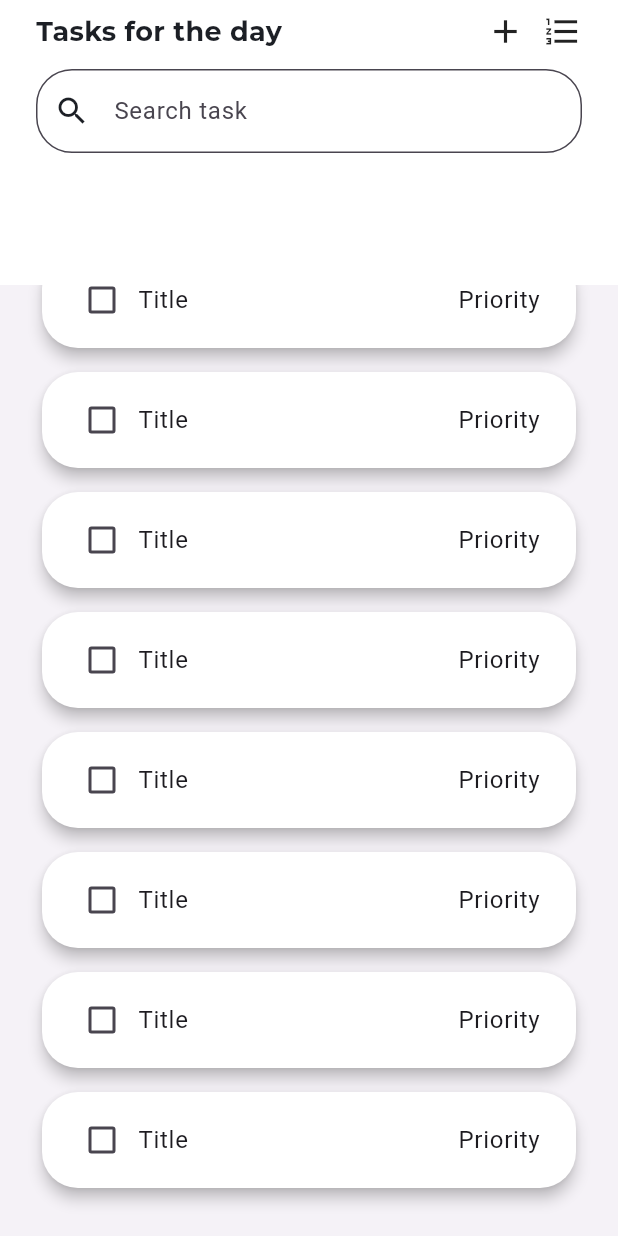
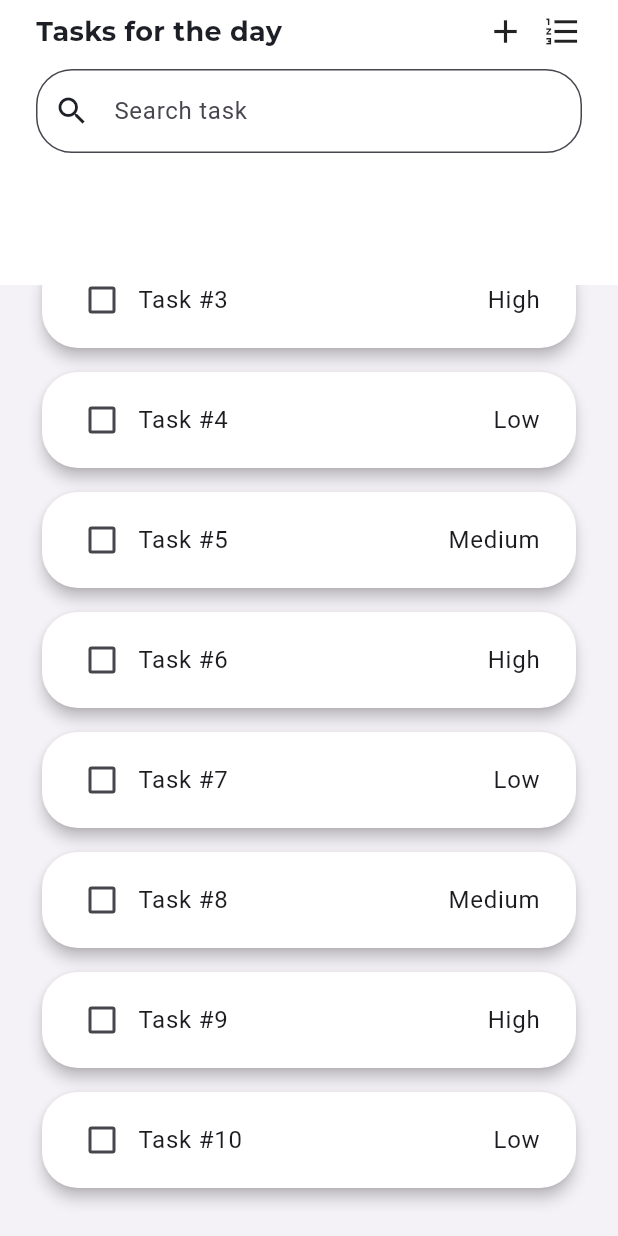
Before and after one commit to 24bartixx/whenly-planner, a Flutter app: the screen it shows after launch, scrolled down 620 dp, on a phone screen of 412 x 824 dp. Run offline on Flutter 3.47's test engine with Material 3 defaults, Android fonts, the phone set to English and light mode, and no system bars; our stand-ins replace drift, drift_flutter, freezed_annotation, go_router, riverpod_annotation, table_calendar; missing offline and left inert: theme_tailor_annotation; accounts and stored records are empty; generated files the repository leaves out were written again; project files that could hold a hidden picture were left out.

Commit message:
feat: display tasks in tiles

```diff
--- a/lib/features/todo/data/models/task_priority.dart
+++ b/lib/features/todo/data/models/task_priority.dart
@@ -1 +1,17 @@
+import 'package:flutter/material.dart';
+import 'package:whenly_planner/utils/context_extensions.dart';
+
 enum TaskPriority { low, medium, high }
+
+extension TaskPriorityX on TaskPriority {
+  String label(BuildContext context) {
+    switch (this) {
+      case TaskPriority.low:
+        return context.l10n.priority_low;
+      case TaskPriority.medium:
+        return context.l10n.priority_medium;
+      case TaskPriority.high:
+        return context.l10n.priority_high;
+    }
+  }
+}
--- a/lib/features/todo/presentation/todo_view.dart
+++ b/lib/features/todo/presentation/todo_view.dart
@@ -2,8 +2,8 @@ import 'dart:math';
 
 import 'package:flutter/material.dart';
 import 'package:whenly_planner/config/ui_config.dart';
-import 'package:whenly_planner/features/todo/presentation/widgets/sliver_home_app_bar.dart';
-import 'package:whenly_planner/features/todo/presentation/widgets/sliver_tasks_section.dart';
+import 'package:whenly_planner/features/todo/presentation/view/sliver_home_app_bar.dart';
+import 'package:whenly_planner/features/todo/presentation/view/sliver_tasks_section.dart';
 import 'package:whenly_planner/theme/app_theme.dart';
 import 'package:whenly_planner/utils/context_extensions.dart';
 
--- a/lib/features/todo/presentation/widgets/sliver_home_app_bar.dart
+++ b/lib/features/todo/presentation/view/sliver_home_app_bar.dart
@@ -1,6 +1,6 @@
 import 'package:flutter/material.dart';
 import 'package:whenly_planner/config/ui_config.dart';
-import 'package:whenly_planner/features/todo/presentation/widgets/calendar.dart';
+import 'package:whenly_planner/features/todo/presentation/view/calendar.dart';
 import 'package:whenly_planner/theme/app_theme.dart';
 import 'package:whenly_planner/utils/context_extensions.dart';
 
--- a/lib/features/todo/presentation/widgets/sliver_tasks_section.dart
+++ b/lib/features/todo/presentation/view/sliver_tasks_section.dart
@@ -2,7 +2,7 @@ import 'package:flutter/material.dart';
 import 'package:whenly_planner/config/ui_config.dart';
 import 'package:whenly_planner/features/todo/data/models/task.dart';
 import 'package:whenly_planner/features/todo/data/models/task_priority.dart';
-import 'package:whenly_planner/features/todo/presentation/widgets/task_tile.dart';
+import 'package:whenly_planner/features/todo/presentation/view/task_tile.dart';
 
 class SliverTasksSection extends StatelessWidget {
   const SliverTasksSection({super.key});
@@ -32,7 +32,7 @@ class SliverTasksSection extends StatelessWidget {
         itemBuilder: (BuildContext context, int index) {
           return Padding(
             padding: const EdgeInsets.symmetric(vertical: AppPaddings.tiny),
-            child: TaskTile(),
+            child: TaskTile(task: mockTasks[index]),
           );
         },
         itemCount: mockTasks.length,
--- a/lib/features/todo/presentation/widgets/task_tile.dart
+++ b/lib/features/todo/presentation/view/task_tile.dart
@@ -1,8 +1,12 @@
 import 'package:flutter/material.dart';
 import 'package:whenly_planner/config/ui_config.dart';
+import 'package:whenly_planner/features/todo/data/models/task.dart';
+import 'package:whenly_planner/features/todo/data/models/task_priority.dart';
 
 class TaskTile extends StatelessWidget {
-  const TaskTile({super.key});
+  const TaskTile({super.key, required this.task});
+
+  final Task task;
 
   @override
   Widget build(BuildContext context) {
@@ -21,9 +25,9 @@ class TaskTile extends StatelessWidget {
                 debugPrint("changed");
               },
             ),
-            Text("Title"),
+            Text(task.title),
             Spacer(),
-            Text("Priority"),
+            Text(task.priority.label(context)),
           ],
         ),
       ),
--- a/lib/l10n/app_en.arb
+++ b/lib/l10n/app_en.arb
@@ -10,5 +10,17 @@
   "search_task": "Search task",
   "@search_task": {
     "description": "Search box placeholder for tasks"
+  },
+  "priority_low": "Low",
+  "@priority_low": {
+    "description": "Label for low priority task"
+  },
+  "priority_medium": "Medium",
+  "@priority_medium": {
+    "description": "Label for medium priority task"
+  },
+  "priority_high": "High",
+  "@priority_high": {
+    "description": "Label for high priority task"
   }
 }
--- a/lib/l10n/app_localizations.dart
+++ b/lib/l10n/app_localizations.dart
@@ -111,6 +111,24 @@ abstract class AppLocalizations {
   /// In en, this message translates to:
   /// **'Search task'**
   String get search_task;
+
+  /// Label for low priority task
+  ///
+  /// In en, this message translates to:
+  /// **'Low'**
+  String get priority_low;
+
+  /// Label for medium priority task
+  ///
+  /// In en, this message translates to:
+  /// **'Medium'**
+  String get priority_medium;
+
+  /// Label for high priority task
+  ///
+  /// In en, this message translates to:
+  /// **'High'**
+  String get priority_high;
 }
 
 class _AppLocalizationsDelegate
--- a/lib/l10n/app_localizations_en.dart
+++ b/lib/l10n/app_localizations_en.dart
@@ -16,4 +16,13 @@ class AppLocalizationsEn extends AppLocalizations {
 
   @override
   String get search_task => 'Search task';
+
+  @override
+  String get priority_low => 'Low';
+
+  @override
+  String get priority_medium => 'Medium';
+
+  @override
+  String get priority_high => 'High';
 }
```
Also changed, not shown: lib/features/todo/presentation/view/calendar.dart (renamed from lib/features/todo/presentation/widgets/calendar.dart).
